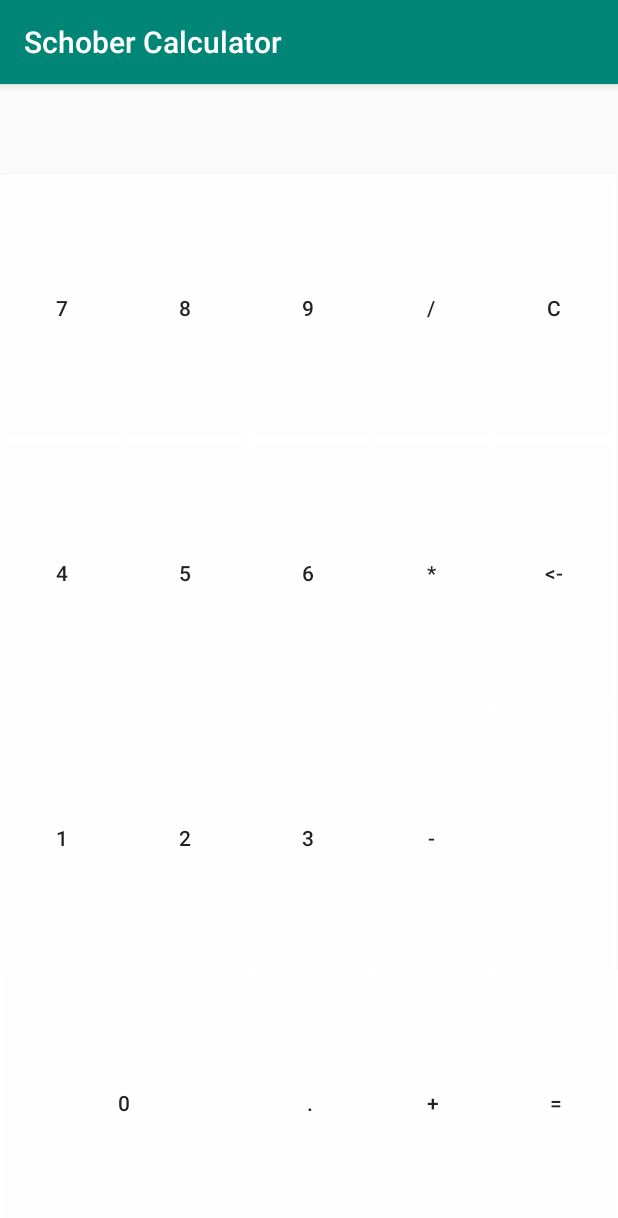
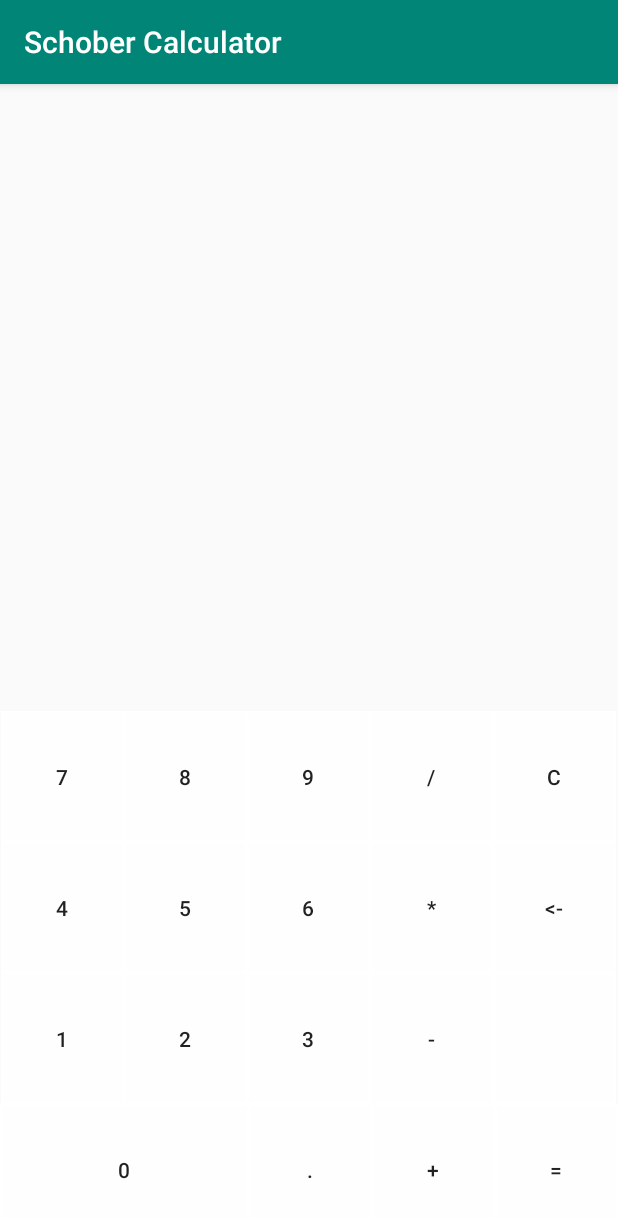
Before and after one commit to 2tefan/Schober-Calculator, an Android app: the screen it shows after launch (MainActivity), on a phone screen of 412 x 824 dp. Shown: the top 1218 px of the screen. Run offline under Robolectric (Android 15) with nearby library versions, the light colour scheme and no system bars; our stand-ins replace Timber.

Commit message:
Changed the design a little bit

```diff
--- a/app/src/main/java/at/schiebung/stefan/schober0015/MainActivity.java
+++ b/app/src/main/java/at/schiebung/stefan/schober0015/MainActivity.java
@@ -6,8 +6,8 @@ import android.widget.TextView;
 
 import androidx.appcompat.app.AppCompatActivity;
 
-import java.text.DecimalFormat;
 import java.text.NumberFormat;
+import java.util.Locale;
 
 import timber.log.Timber;
 
@@ -138,8 +138,8 @@ public class MainActivity extends AppCompatActivity {
 
     private void printResult(double d) {
         reset();
-        NumberFormat numberFormat = new DecimalFormat("#,###.########");
-        stb.append(numberFormat.format(d));
+        Locale locale = Locale.ENGLISH;
+        stb.append(NumberFormat.getNumberInstance(locale).format(d));
 
         setTextView();
     }
--- a/app/src/main/res/layout/activity_main.xml
+++ b/app/src/main/res/layout/activity_main.xml
@@ -20,12 +20,11 @@
 
     <TableLayout
         android:layout_width="0dp"
-        android:layout_height="0dp"
+        android:layout_height="350dp"
         android:stretchColumns="*"
         app:layout_constraintBottom_toBottomOf="parent"
         app:layout_constraintEnd_toEndOf="parent"
-        app:layout_constraintStart_toStartOf="parent"
-        app:layout_constraintTop_toBottomOf="@+id/txtOutput">
+        app:layout_constraintStart_toStartOf="parent">
 
         <TableRow
             android:layout_width="match_parent"
```
